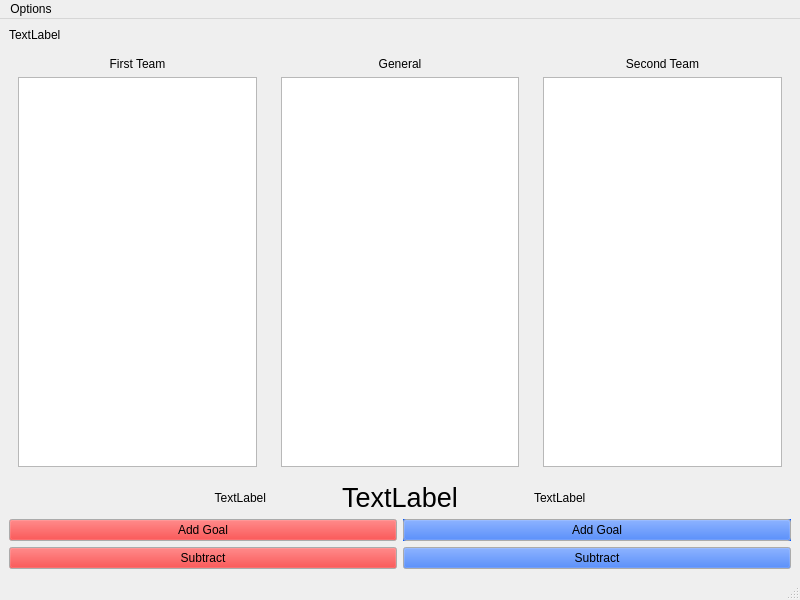
First picture: the form in resource_gathering_ui_v2.ui, repository GroupOfRobots/TwitchGo-Bot, before the edit.
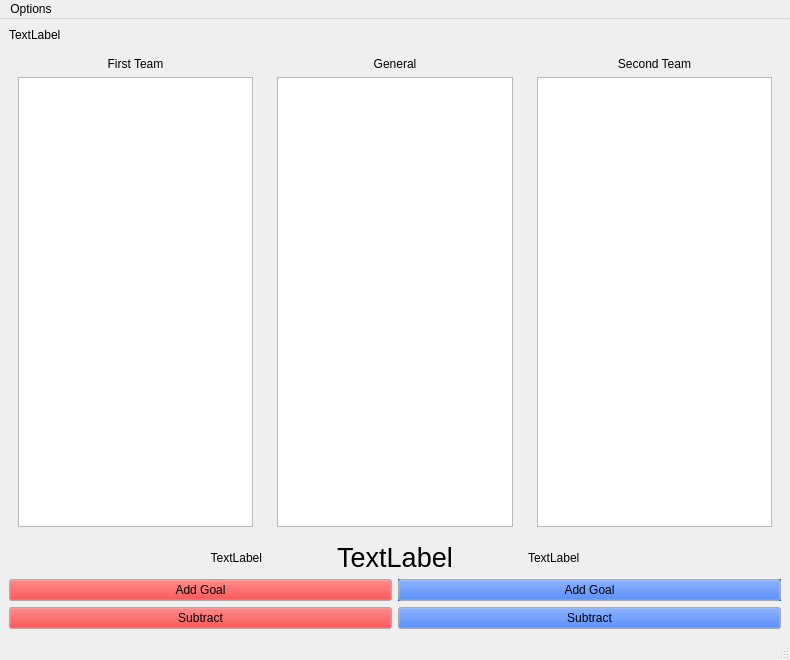
Second picture: the form after the edit.

Diff of the .ui file:
```diff
--- a/resource_gathering_ui_v2.ui
+++ b/resource_gathering_ui_v2.ui
@@ -6,8 +6,8 @@
    <rect>
     <x>0</x>
     <y>0</y>
-    <width>800</width>
-    <height>600</height>
+    <width>790</width>
+    <height>660</height>
    </rect>
   </property>
   <property name="windowTitle">
@@ -518,8 +518,8 @@
     <rect>
      <x>0</x>
      <y>0</y>
-     <width>800</width>
-     <height>20</height>
+     <width>790</width>
+     <height>24</height>
     </rect>
    </property>
    <widget class="QMenu" name="menuAdd_Bonus">
```
